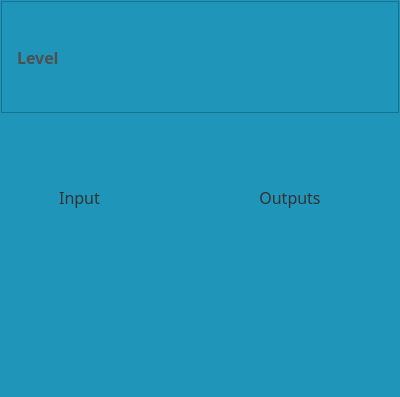
Above: pumpkin/gui/forms/portal_base_form.ui from zaswed76/pumpkin_maze before the change. Below: the same form after it.
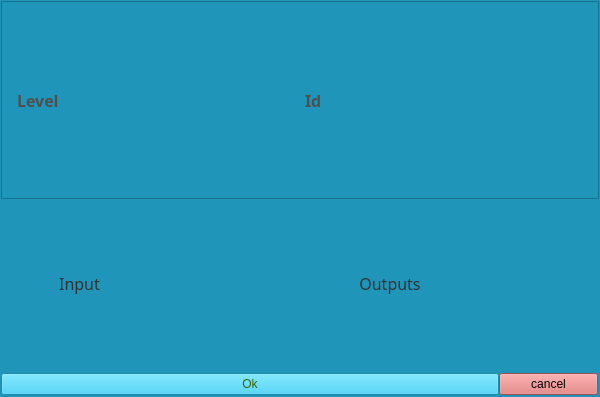
That is the form after the change.

Patch:
```diff
--- a/pumpkin/gui/forms/portal_base_form.ui
+++ b/pumpkin/gui/forms/portal_base_form.ui
@@ -6,7 +6,7 @@
    <rect>
     <x>0</x>
     <y>0</y>
-    <width>400</width>
+    <width>600</width>
     <height>397</height>
    </rect>
   </property>
@@ -84,6 +84,24 @@
             </property>
            </widget>
           </item>
+          <item>
+           <widget class="QLabel" name="id_info">
+            <property name="font">
+             <font>
+              <family>Source Sans Pro Semibold</family>
+              <pointsize>12</pointsize>
+              <weight>75</weight>
+              <bold>true</bold>
+             </font>
+            </property>
+            <property name="styleSheet">
+             <string notr="true">color: rgb(79, 79, 79);</string>
+            </property>
+            <property name="text">
+             <string>Id</string>
+            </property>
+           </widget>
+          </item>
          </layout>
         </item>
        </layout>
@@ -252,7 +270,7 @@
     </layout>
    </item>
    <item>
-    <layout class="QHBoxLayout" name="controller_box">
+    <layout class="QHBoxLayout" name="controller_box" stretch="5,1">
      <property name="spacing">
       <number>0</number>
      </property>
@@ -268,6 +286,30 @@
      <property name="bottomMargin">
       <number>1</number>
      </property>
+     <item>
+      <widget class="QPushButton" name="ok_but">
+       <property name="styleSheet">
+        <string notr="true">background-color: rgb(38, 195, 238);
+color: rgb(51, 102, 0);
+
+font: 75 12pt &quot;DejaVu Sans Mono&quot;;</string>
+       </property>
+       <property name="text">
+        <string>Ok</string>
+       </property>
+      </widget>
+     </item>
+     <item>
+      <widget class="QPushButton" name="cancel_but">
+       <property name="styleSheet">
+        <string notr="true">background-color: rgb(221, 109, 109);
+font: 12pt &quot;DejaVu Sans Mono&quot;;</string>
+       </property>
+       <property name="text">
+        <string>cancel</string>
+       </property>
+      </widget>
+     </item>
     </layout>
    </item>
   </layout>
```
